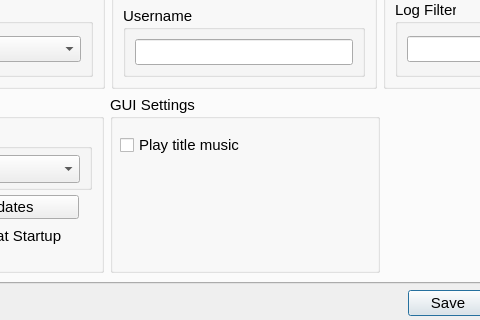
Before: the Qt Designer form src/qt_gui/settings_dialog.ui in shadps4-emu/shadPS4, drawn with Qt 5; both pictures show x 183 to 663 and y 167 to 487 of the 854 by 570 pixel window.
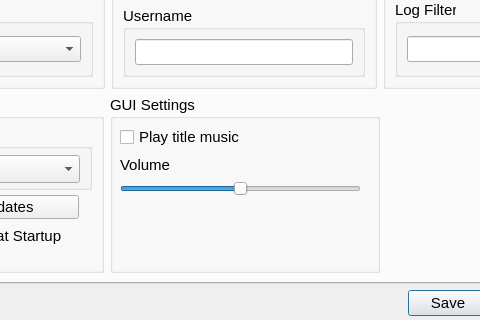
After: the same form once the commit is applied. Icons and pictures are not drawn.

Commit message: add volume slider

What changed in the file:
```diff
--- a/src/qt_gui/settings_dialog.ui
+++ b/src/qt_gui/settings_dialog.ui
@@ -52,7 +52,7 @@
         <x>0</x>
         <y>0</y>
         <width>836</width>
-        <height>442</height>
+        <height>446</height>
        </rect>
       </property>
       <property name="sizePolicy">
@@ -369,7 +369,7 @@
                  <x>10</x>
                  <y>30</y>
                  <width>241</width>
-                 <height>41</height>
+                 <height>71</height>
                 </rect>
                </property>
                <layout class="QVBoxLayout" name="verticalLayout">
@@ -386,6 +386,55 @@
                   </property>
                  </widget>
                 </item>
+                <item>
+                 <layout class="QHBoxLayout" name="horizontalLayout">
+                  <item>
+                   <layout class="QVBoxLayout" name="verticalLayout_2">
+                    <item>
+                     <widget class="QLabel" name="label">
+                      <property name="text">
+                       <string>Volume</string>
+                      </property>
+                     </widget>
+                    </item>
+                    <item>
+                     <widget class="QSlider" name="BGMVolumeSlider">
+                      <property name="toolTip">
+                       <string>Set the volume of the background music.</string>
+                      </property>
+                      <property name="maximum">
+                       <number>100</number>
+                      </property>
+                      <property name="singleStep">
+                       <number>10</number>
+                      </property>
+                      <property name="pageStep">
+                       <number>20</number>
+                      </property>
+                      <property name="value">
+                       <number>50</number>
+                      </property>
+                      <property name="orientation">
+                       <enum>Qt::Orientation::Horizontal</enum>
+                      </property>
+                      <property name="invertedAppearance">
+                       <bool>false</bool>
+                      </property>
+                      <property name="invertedControls">
+                       <bool>false</bool>
+                      </property>
+                      <property name="tickPosition">
+                       <enum>QSlider::TickPosition::NoTicks</enum>
+                      </property>
+                      <property name="tickInterval">
+                       <number>10</number>
+                      </property>
+                     </widget>
+                    </item>
+                   </layout>
+                  </item>
+                 </layout>
+                </item>
                </layout>
               </widget>
              </widget>
```
Left out of the diff: 2 changed lines with no effect on the pictures. The commit also changes 7 other files.
